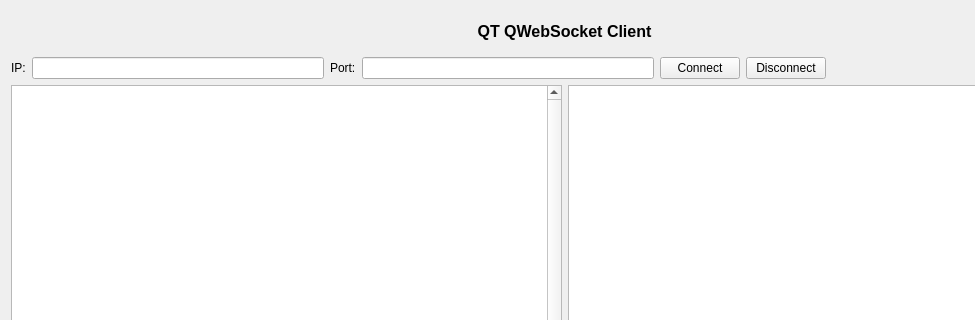
xautshuanglong/QtLearningRepository, file QtGuiApplicationTest/QtGuiApplicationTest/MiscellaneousQWebSocket.ui: the form before one commit; both pictures show x 0 to 975 and y 0 to 320 of the 1129 by 886 pixel window.
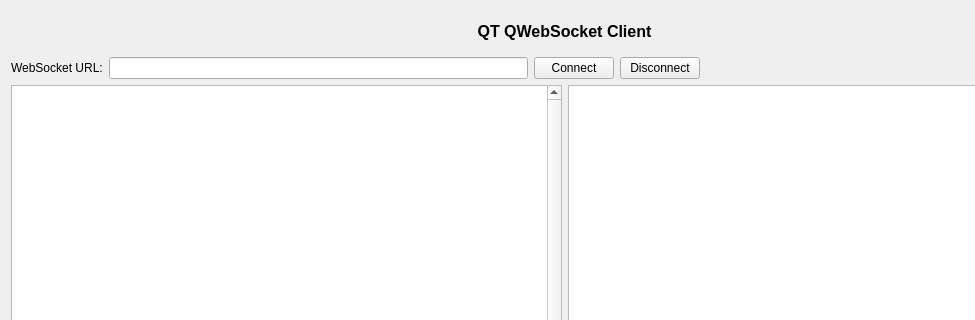
The form after the commit.

Commit message: QWebSocket 单客户端测试

Diff of the .ui file:
```diff
--- a/QtGuiApplicationTest/QtGuiApplicationTest/MiscellaneousQWebSocket.ui
+++ b/QtGuiApplicationTest/QtGuiApplicationTest/MiscellaneousQWebSocket.ui
@@ -109,22 +109,12 @@
         <item>
          <widget class="QLabel" name="lbIP">
           <property name="text">
-           <string>IP:</string>
+           <string>WebSocket URL:</string>
           </property>
          </widget>
         </item>
         <item>
-         <widget class="QLineEdit" name="leIPStr"/>
-        </item>
-        <item>
-         <widget class="QLabel" name="lbPort">
-          <property name="text">
-           <string>Port:</string>
-          </property>
-         </widget>
-        </item>
-        <item>
-         <widget class="QLineEdit" name="lePortStr"/>
+         <widget class="QLineEdit" name="leServerUrl"/>
         </item>
         <item>
          <widget class="QPushButton" name="btnConnect">
```
Left out of the diff: 2 changed lines with no effect on the pictures. The commit also changes 3 other files.
